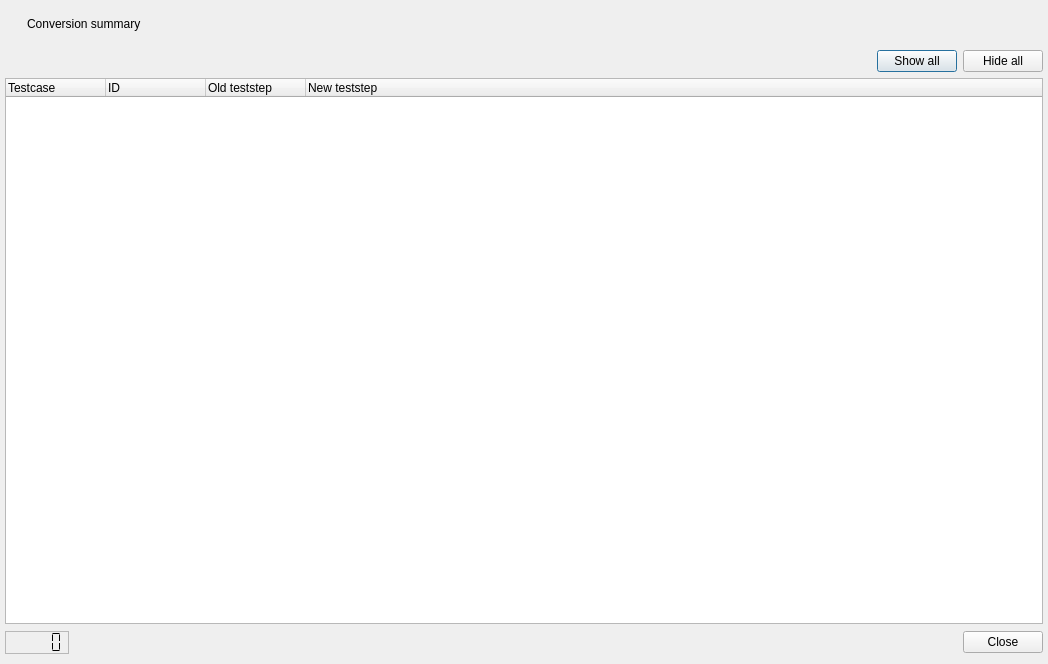
Qt form components/UiSummaryDialog.ui (bubuding0809/XML-Converter) before a commit.
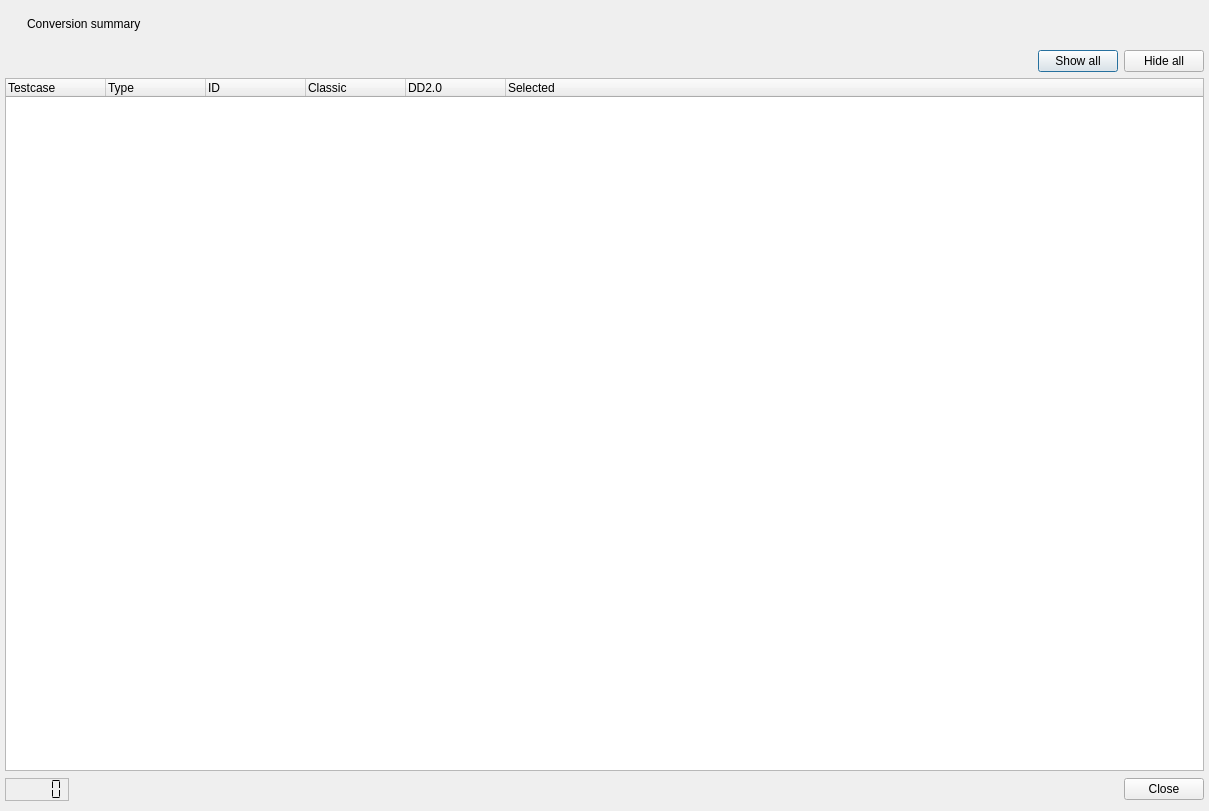
The same form after that commit. Icons and pictures are not drawn.

Commit message: Added right click context menu for classic param list

What changed in the file:
```diff
--- a/components/UiSummaryDialog.ui
+++ b/components/UiSummaryDialog.ui
@@ -6,8 +6,8 @@
    <rect>
     <x>0</x>
     <y>0</y>
-    <width>1048</width>
-    <height>664</height>
+    <width>1209</width>
+    <height>811</height>
    </rect>
   </property>
   <property name="windowTitle">
@@ -246,6 +246,11 @@
           <string>Testcase</string>
          </property>
         </column>
+        <column>
+         <property name="text">
+          <string>Type</string>
+         </property>
+        </column>
         <column>
          <property name="text">
           <string>ID</string>
@@ -253,12 +258,17 @@
         </column>
         <column>
          <property name="text">
-          <string>Old teststep</string>
+          <string>Classic</string>
          </property>
         </column>
         <column>
          <property name="text">
-          <string>New teststep</string>
+          <string>DD2.0</string>
+         </property>
+        </column>
+        <column>
+         <property name="text">
+          <string>Selected</string>
          </property>
         </column>
        </widget>
```
Left out of the diff: 26 changed lines with no effect on the pictures. The commit also changes 6 other files.
